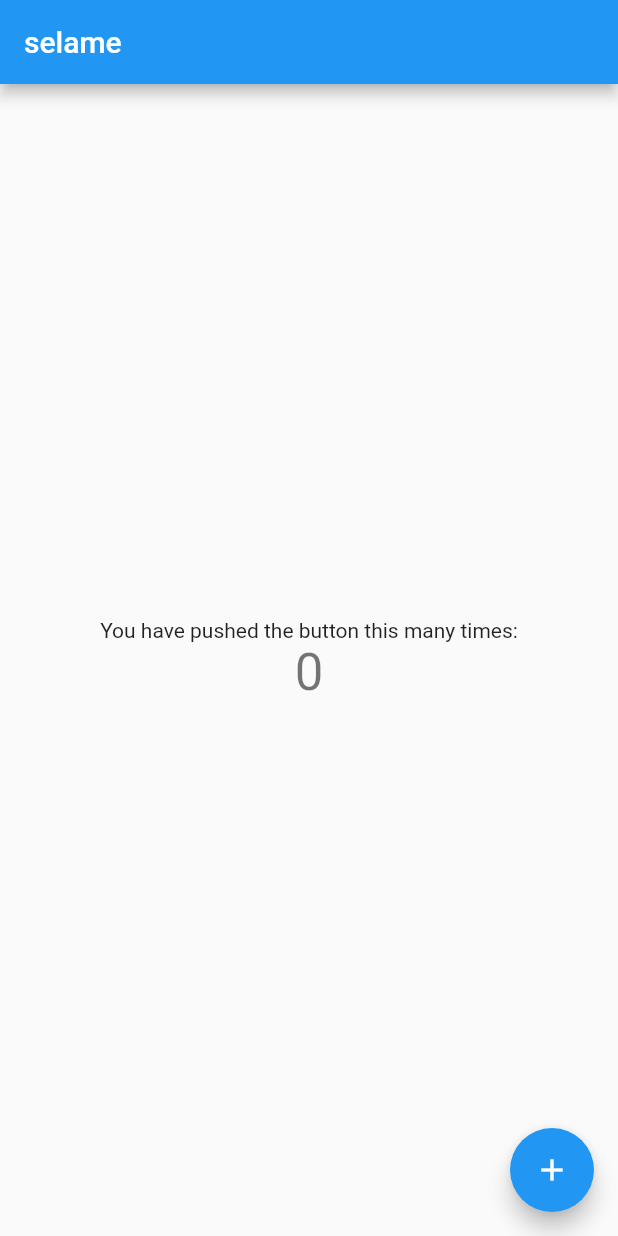
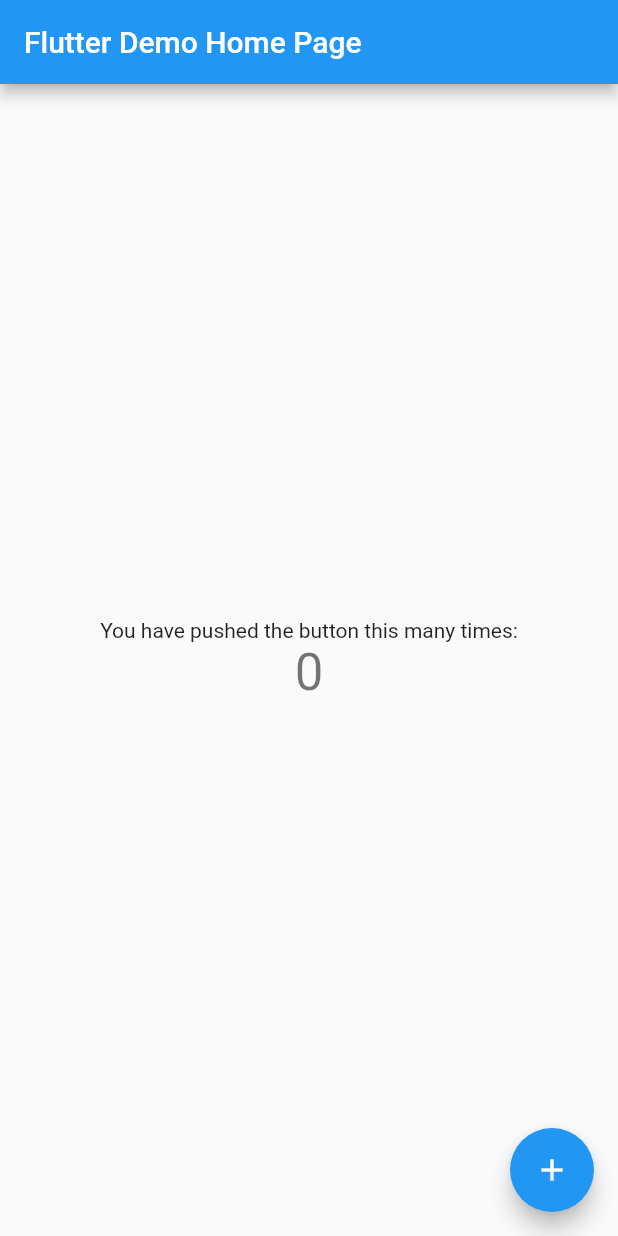
Before and after one commit to Selamawit-Siferh/flutter4, a Flutter app: the screen it shows after launch, on a phone screen of 412 x 824 dp. Run offline on Flutter 3.47's test engine with Material 2 defaults, Android fonts, the phone set to English and light mode, and no system bars.

Commit message:
inial commit

```diff
--- a/app1/lib/main.dart
+++ b/app1/lib/main.dart
@@ -73,7 +73,7 @@ class _MyHomePageState extends State<MyHomePage> {
       appBar: AppBar(
         // Here we take the value from the MyHomePage object that was created by
         // the App.build method, and use it to set our appbar title.
-        title: const Text('selame'),
+        title: Text(widget.title),
       ),
       body: Center(
         // Center is a layout widget. It takes a single child and positions it
```
Also changed, not shown: app1/lib/selam.dart (deleted).
